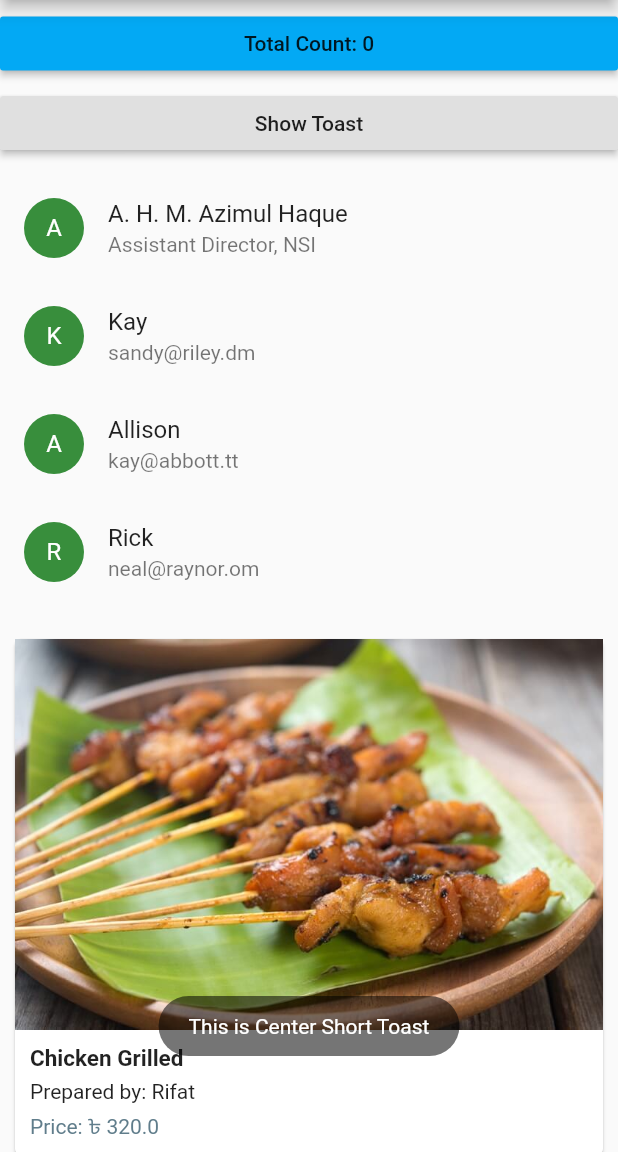
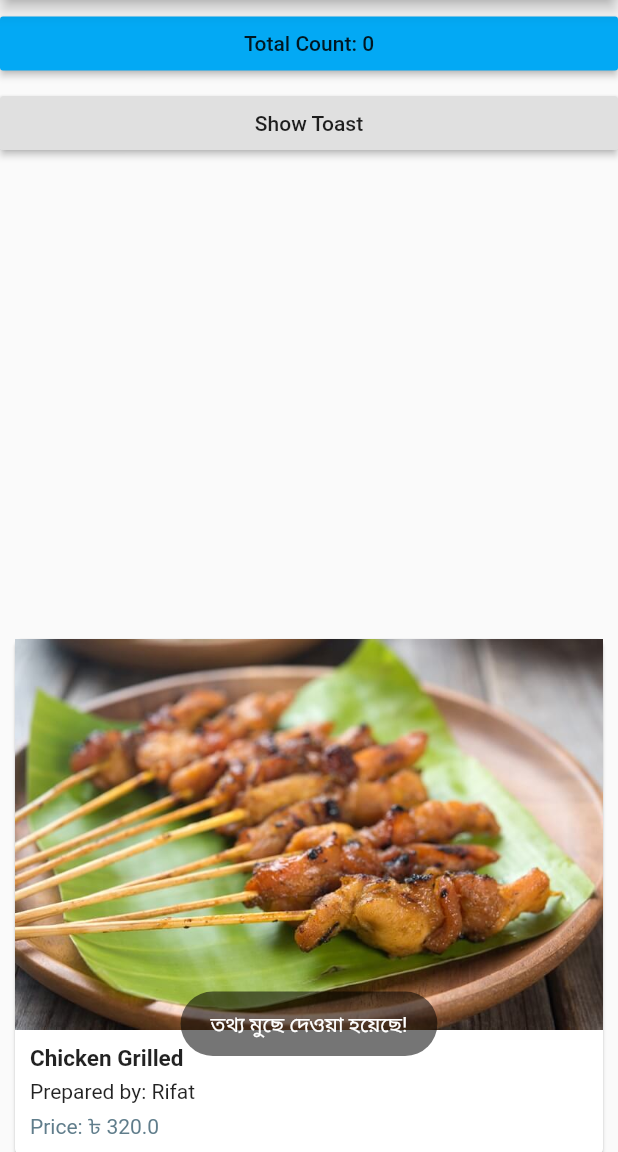
Before and after one commit to Azimul-Haque/flutter-onesignal, a Flutter app: the screen it shows after launch, after a tap on "Show Toast", on a phone screen of 412 x 824 dp, the part 84-1236 px from its top. Run offline on Flutter 3.47's test engine with Material 2 defaults, Android fonts, the phone set to English and light mode, and no system bars; our stand-ins replace fluttertoast.

Commit message:
BMNB78678

```diff
--- a/lib/main.dart
+++ b/lib/main.dart
@@ -25,31 +25,32 @@ class _HomePageState extends State<HomePage> {
   String _shortText = "হারিয়ে গিয়েছি এইতো জরুরি খবর";
   int count = 0;
   final GlobalKey <ScaffoldState> _globalKey = GlobalKey <ScaffoldState>();
-  List people;
+  List people = [];
 
   Future<String> loadJsonData() async {
     var jsonDataText = await rootBundle.loadString("assets/data.json");
     setState(() {
       people = json.decode(jsonDataText);
     });
+    return 'success';
   }
   _showSnackbar(String textForSnackbar) {
     var _mySnackbar = SnackBar(content: Text(textForSnackbar),);
     _globalKey.currentState.showSnackBar(_mySnackbar);
   }
 
-  _showToast() {
+  _showToast(String textToast) {
     Fluttertoast.showToast(
-      msg: "This is Center Short Toast",
+      msg: textToast,
       backgroundColor: Colors.black54,
       textColor: Colors.white,
     );
   }
 
-  @override
-  void initState() {
-    this.loadJsonData();
-  }
+  // @override
+  // void initState() {
+  //   this.loadJsonData();
+  // }
 
   @override
   Widget build(BuildContext context) {
@@ -66,7 +67,8 @@ class _HomePageState extends State<HomePage> {
           onPressed: () {
             setState(() {
               count++;
-              _showSnackbar(_shortText + ' ' + count.toString());
+              _showSnackbar("জেসন ডাটা এড করা হয়েছে।" + ' ' + count.toString());
+              loadJsonData();
             });
           },
         ),
@@ -75,7 +77,8 @@ class _HomePageState extends State<HomePage> {
           child: Text("Show Toast"),
           onPressed: () {
             setState(() {
-              _showToast();
+              _showToast("তথ্য মুছে দেওয়া হয়েছে!");
+              people = [];
             });
           },
         ),
```
